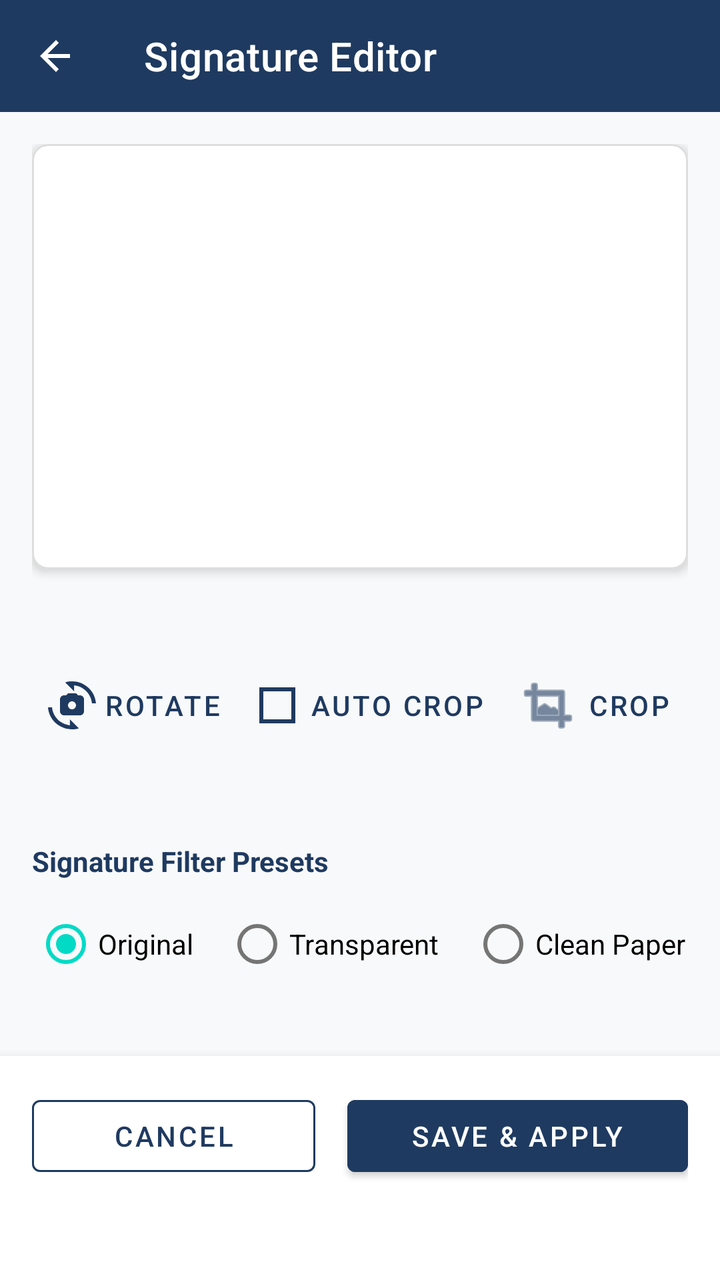
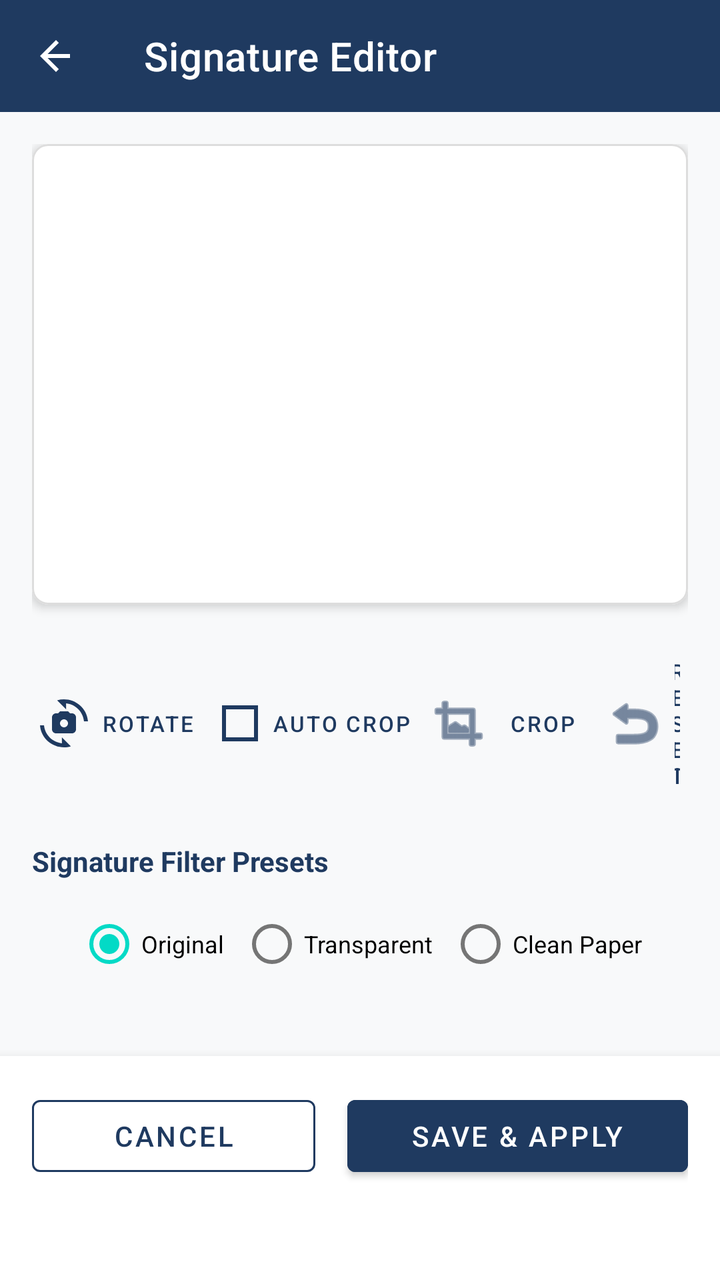

The first picture is an Android layout as it rendered before a commit; the second is the same layout after the commit. The layout source and the unified diff follow.
<!-- AndroidManifest.xml: activity theme Theme.MaterialComponents.Light.NoActionBar -->
<!-- res/layout/activity_signature_editor.xml -->
<?xml version="1.0" encoding="utf-8"?>
<LinearLayout
    xmlns:android="http://schemas.android.com/apk/res/android"
    xmlns:app="http://schemas.android.com/apk/res-auto"
    android:layout_width="match_parent"
    android:layout_height="match_parent"
    android:orientation="vertical"
    android:background="#F8F9FA"
    android:fitsSystemWindows="true">

    
    <com.google.android.material.appbar.MaterialToolbar
        android:id="@+id/sigEditorToolbar"
        android:layout_width="match_parent"
        android:layout_height="?attr/actionBarSize"
        android:background="#1F3A60"
        app:title="Signature Editor"
        app:titleTextColor="#FFFFFF"
        app:navigationIcon="@drawable/ic_back_white"
        app:navigationIconTint="#FFFFFF"/>

    
    <LinearLayout
        android:layout_width="match_parent"
        android:layout_height="0dp"
        android:layout_weight="1"
        android:orientation="vertical"
        android:padding="16dp">

        
        <com.google.android.material.card.MaterialCardView
            android:layout_width="match_parent"
            android:layout_height="0dp"
            android:layout_weight="1.2"
            app:cardCornerRadius="8dp"
            app:cardElevation="3dp"
            app:strokeColor="#DDDDDD"
            app:strokeWidth="1dp"
            app:cardBackgroundColor="#FFFFFF">

            
            <FrameLayout
                android:layout_width="match_parent"
                android:layout_height="match_parent">
                
                <ImageView
                    android:id="@+id/sigPreviewImageView"
                    android:layout_width="match_parent"
                    android:layout_height="match_parent"
                    android:padding="12dp"
                    android:scaleType="fitCenter"
                    android:contentDescription="Signature Preview"/>

                <com.amod.geotagcamera.utils.CropOverlayView
                    android:id="@+id/cropOverlayView"
                    android:layout_width="match_parent"
                    android:layout_height="match_parent"
                    android:visibility="gone"/>
            </FrameLayout>

        </com.google.android.material.card.MaterialCardView>

        
        <LinearLayout
            android:layout_width="match_parent"
            android:layout_height="wrap_content"
            android:orientation="horizontal"
            android:gravity="center"
            android:layout_marginTop="16dp"
            android:layout_marginBottom="16dp">

            <com.google.android.material.button.MaterialButton
                android:id="@+id/btnRotateClockwise"
                style="@style/Widget.MaterialComponents.Button.TextButton"
                android:layout_width="wrap_content"
                android:layout_height="wrap_content"
                android:text="Rotate"
                app:icon="@drawable/ic_camera_switch"
                app:iconTint="#1F3A60"
                android:textColor="#1F3A60"/>

            <com.google.android.material.button.MaterialButton
                android:id="@+id/btnAutoCrop"
                style="@style/Widget.MaterialComponents.Button.TextButton"
                android:layout_width="wrap_content"
                android:layout_height="wrap_content"
                android:text="Auto Crop"
                app:icon="@drawable/ic_border_medium"
                app:iconTint="#1F3A60"
                android:textColor="#1F3A60"/>

            <com.google.android.material.button.MaterialButton
                android:id="@+id/btnManualCrop"
                style="@style/Widget.MaterialComponents.Button.TextButton"
                android:layout_width="wrap_content"
                android:layout_height="wrap_content"
                android:text="Crop"
                app:icon="@android:drawable/ic_menu_crop"
                app:iconTint="#1F3A60"
                android:textColor="#1F3A60"/>

            <com.google.android.material.button.MaterialButton
                android:id="@+id/btnReset"
                style="@style/Widget.MaterialComponents.Button.TextButton"
                android:layout_width="wrap_content"
                android:layout_height="wrap_content"
                android:text="Reset"
                app:icon="@android:drawable/ic_menu_revert"
                app:iconTint="#1F3A60"
                android:textColor="#1F3A60"/>

        </LinearLayout>

        
        <LinearLayout
            android:id="@+id/cropControlsContainer"
            android:layout_width="match_parent"
            android:layout_height="wrap_content"
            android:orientation="vertical"
            android:visibility="gone"
            android:background="#FFFFFF"
            android:padding="12dp"
            android:elevation="2dp"
            android:layout_marginBottom="16dp">

            <TextView
                android:layout_width="match_parent"
                android:layout_height="wrap_content"
                android:text="Crop Signature"
                android:textStyle="bold"
                android:textColor="#1F3A60"
                android:textSize="13sp"
                android:layout_marginBottom="4dp"/>

            <TextView
                android:layout_width="match_parent"
                android:layout_height="wrap_content"
                android:text="Drag the borders or corners with your fingers to select the signature area."
                android:textSize="12sp"
                android:textColor="#555555"
                android:layout_marginBottom="12dp"/>

            <LinearLayout
                android:layout_width="match_parent"
                android:layout_height="wrap_content"
                android:orientation="horizontal">

                <com.google.android.material.button.MaterialButton
                    android:id="@+id/btnCancelManualCrop"
                    style="@style/Widget.MaterialComponents.Button.OutlinedButton"
                    android:layout_width="0dp"
                    android:layout_weight="1"
                    android:layout_height="36dp"
                    android:text="Cancel"
                    android:textColor="#D32F2F"
                    app:strokeColor="#D32F2F"
                    android:layout_marginEnd="6dp"/>

                <com.google.android.material.button.MaterialButton
                    android:id="@+id/btnConfirmManualCrop"
                    android:layout_width="0dp"
                    android:layout_weight="1.2"
                    android:layout_height="36dp"
                    android:text="Confirm Crop"
                    android:backgroundTint="#1F3A60"
                    android:textColor="#FFFFFF"
                    android:layout_marginStart="6dp"/>

            </LinearLayout>

        </LinearLayout>

        
        <TextView
            android:layout_width="match_parent"
            android:layout_height="wrap_content"
            android:text="Signature Filter Presets"
            android:textStyle="bold"
            android:textColor="#1F3A60"
            android:textSize="14sp"
            android:layout_marginBottom="8dp"/>

        
        <RadioGroup
            android:id="@+id/filterRadioGroup"
            android:layout_width="match_parent"
            android:layout_height="wrap_content"
            android:orientation="horizontal"
            android:gravity="center_horizontal"
            android:layout_marginBottom="16dp">

            <RadioButton
                android:id="@+id/radioFilterOriginal"
                android:layout_width="wrap_content"
                android:layout_height="wrap_content"
                android:text="Original"
                android:layout_marginEnd="16dp"
                android:checked="true"/>

            <RadioButton
                android:id="@+id/radioFilterTransparent"
                android:layout_width="wrap_content"
                android:layout_height="wrap_content"
                android:text="Transparent"
                android:layout_marginEnd="16dp"/>

            <RadioButton
                android:id="@+id/radioFilterClean"
                android:layout_width="wrap_content"
                android:layout_height="wrap_content"
                android:text="Clean Paper"/>

        </RadioGroup>

        
        <LinearLayout
            android:id="@+id/sliderContainer"
            android:layout_width="match_parent"
            android:layout_height="wrap_content"
            android:orientation="vertical"
            android:visibility="gone"
            android:layout_marginBottom="16dp">

            <TextView
                android:id="@+id/sliderLabel"
                android:layout_width="match_parent"
                android:layout_height="wrap_content"
                android:text="Background Cleaning Sensitivity: 200"
                android:textSize="12sp"
                android:textColor="#555555"
                android:layout_marginBottom="4dp"/>

            <SeekBar
                android:id="@+id/sensitivitySeekBar"
                android:layout_width="match_parent"
                android:layout_height="wrap_content"
                android:max="255"
                android:progress="200"
                android:paddingStart="12dp"
                android:paddingEnd="12dp"/>

        </LinearLayout>

    </LinearLayout>

    
    <LinearLayout
        android:layout_width="match_parent"
        android:layout_height="wrap_content"
        android:orientation="horizontal"
        android:paddingStart="16dp"
        android:paddingTop="16dp"
        android:paddingEnd="16dp"
        android:paddingBottom="48dp"
        android:background="#FFFFFF"
        android:elevation="8dp">

        <com.google.android.material.button.MaterialButton
            android:id="@+id/btnCancelSig"
            style="@style/Widget.MaterialComponents.Button.OutlinedButton"
            android:layout_width="0dp"
            android:layout_weight="1"
            android:layout_height="48dp"
            android:text="Cancel"
            android:textColor="#1F3A60"
            app:strokeColor="#1F3A60"
            android:layout_marginEnd="8dp"/>

        <com.google.android.material.button.MaterialButton
            android:id="@+id/btnSaveApplySig"
            android:layout_width="0dp"
            android:layout_weight="1.2"
            android:layout_height="48dp"
            android:text="Save &amp; Apply"
            android:backgroundTint="#1F3A60"
            android:textColor="#FFFFFF"
            android:layout_marginStart="8dp"/>

    </LinearLayout>

</LinearLayout>
<!-- resources referenced by this layout -->
<resources>
  <!-- drawable ic_back_white (drawable) -->
  <vector xmlns:android="http://schemas.android.com/apk/res/android"
      android:width="24dp"
      android:height="24dp"
      android:viewportWidth="24"
      android:viewportHeight="24"
      android:tint="@android:color/white">
      <path
          android:fillColor="@android:color/white"
          android:pathData="M19,11H7.83l5.59,-5.59L12,4l-8,8 8,8 1.41,-1.41L7.83,13H19v-2z"/>
  </vector>
  <!-- drawable ic_border_medium (drawable) -->
  <?xml version="1.0" encoding="utf-8"?>
  <vector xmlns:android="http://schemas.android.com/apk/res/android"
      android:width="24dp"
      android:height="24dp"
      android:viewportWidth="24"
      android:viewportHeight="24"
      android:tint="#FFFFFF">
      <path
          android:fillColor="@android:color/white"
          android:pathData="M3,3v18h18V3H3zM19,19H5V5h14V19z"/>
  </vector>
  <!-- drawable ic_camera_switch (drawable) -->
  <vector xmlns:android="http://schemas.android.com/apk/res/android" android:height="24dp" android:tint="#F8F5F5" android:viewportHeight="24" android:viewportWidth="24" android:width="24dp">
        
      <path android:fillColor="@android:color/white" android:pathData="M16,7h-1l-1,-1h-4L9,7H8C6.9,7 6,7.9 6,9v6c0,1.1 0.9,2 2,2h8c1.1,0 2,-0.9 2,-2V9C18,7.9 17.1,7 16,7zM12,14c-1.1,0 -2,-0.9 -2,-2c0,-1.1 0.9,-2 2,-2s2,0.9 2,2C14,13.1 13.1,14 12,14z"/>
        
      <path android:fillColor="@android:color/white" android:pathData="M8.57,0.51l4.48,4.48V2.04c4.72,0.47 8.48,4.23 8.95,8.95c0,0 2,0 2,0C23.34,3.02 15.49,-1.59 8.57,0.51z"/>
        
      <path android:fillColor="@android:color/white" android:pathData="M10.95,21.96C6.23,21.49 2.47,17.73 2,13.01c0,0 -2,0 -2,0c0.66,7.97 8.51,12.58 15.43,10.48l-4.48,-4.48V21.96z"/>
      
  </vector>
</resources>

<!-- the commit's change to res/layout/activity_signature_editor.xml (unified diff, before → after) -->
@@ -77,7 +77,13 @@
                 android:text="Rotate"
                 app:icon="@drawable/ic_camera_switch"
                 app:iconTint="#1F3A60"
-                android:textColor="#1F3A60"/>
+                android:textColor="#1F3A60"
+                android:textSize="11sp"
+                android:paddingStart="4dp"
+                android:paddingEnd="4dp"
+                app:iconPadding="4dp"
+                android:insetLeft="0dp"
+                android:insetRight="0dp"/>
 
             <com.google.android.material.button.MaterialButton
                 android:id="@+id/btnAutoCrop"
@@ -87,7 +93,13 @@
                 android:text="Auto Crop"
                 app:icon="@drawable/ic_border_medium"
                 app:iconTint="#1F3A60"
-                android:textColor="#1F3A60"/>
+                android:textColor="#1F3A60"
+                android:textSize="11sp"
+                android:paddingStart="4dp"
+                android:paddingEnd="4dp"
+                app:iconPadding="4dp"
+                android:insetLeft="0dp"
+                android:insetRight="0dp"/>
 
             <com.google.android.material.button.MaterialButton
                 android:id="@+id/btnManualCrop"
@@ -97,7 +109,13 @@
                 android:text="Crop"
                 app:icon="@android:drawable/ic_menu_crop"
                 app:iconTint="#1F3A60"
-                android:textColor="#1F3A60"/>
+                android:textColor="#1F3A60"
+                android:textSize="11sp"
+                android:paddingStart="4dp"
+                android:paddingEnd="4dp"
+                app:iconPadding="4dp"
+                android:insetLeft="0dp"
+                android:insetRight="0dp"/>
 
             <com.google.android.material.button.MaterialButton
                 android:id="@+id/btnReset"
@@ -107,7 +125,13 @@
                 android:text="Reset"
                 app:icon="@android:drawable/ic_menu_revert"
                 app:iconTint="#1F3A60"
-                android:textColor="#1F3A60"/>
+                android:textColor="#1F3A60"
+                android:textSize="11sp"
+                android:paddingStart="4dp"
+                android:paddingEnd="4dp"
+                app:iconPadding="4dp"
+                android:insetLeft="0dp"
+                android:insetRight="0dp"/>
 
         </LinearLayout>
 
@@ -194,7 +218,9 @@
                 android:layout_width="wrap_content"
                 android:layout_height="wrap_content"
                 android:text="Original"
-                android:layout_marginEnd="16dp"
+                android:textSize="12sp"
+                android:singleLine="true"
+                android:layout_marginEnd="8dp"
                 android:checked="true"/>
 
             <RadioButton
@@ -202,13 +228,17 @@
                 android:layout_width="wrap_content"
                 android:layout_height="wrap_content"
                 android:text="Transparent"
-                android:layout_marginEnd="16dp"/>
+                android:textSize="12sp"
+                android:singleLine="true"
+                android:layout_marginEnd="8dp"/>
 
             <RadioButton
                 android:id="@+id/radioFilterClean"
                 android:layout_width="wrap_content"
                 android:layout_height="wrap_content"
-                android:text="Clean Paper"/>
+                android:text="Clean Paper"
+                android:textSize="12sp"
+                android:singleLine="true"/>
 
         </RadioGroup>
 
